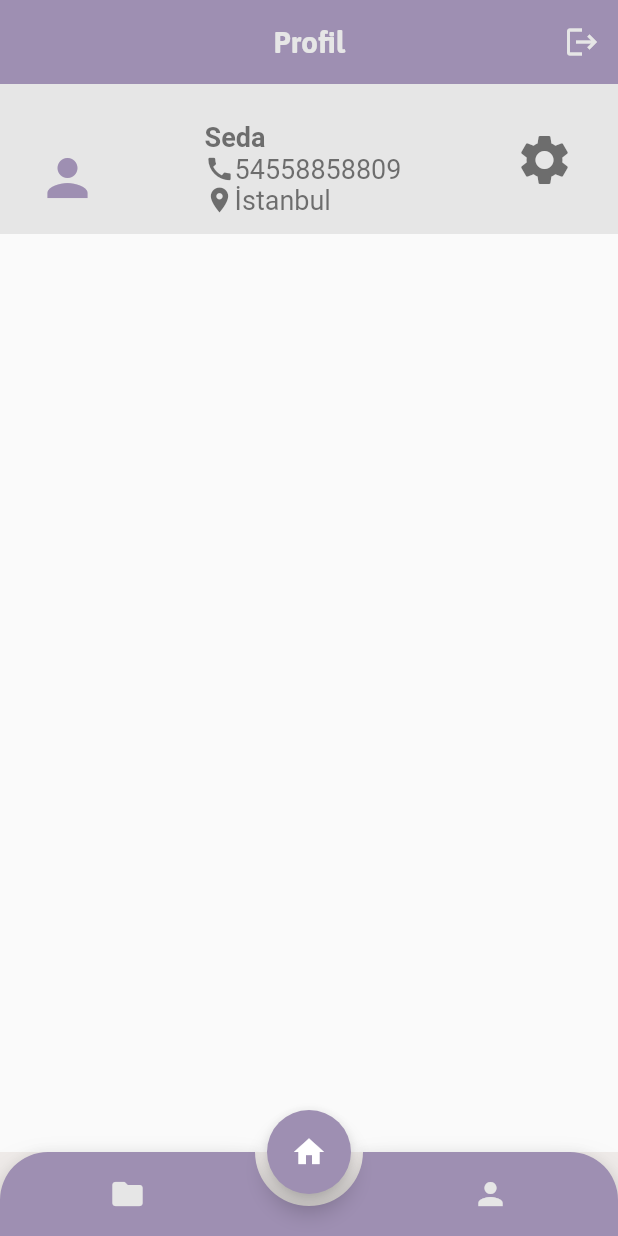
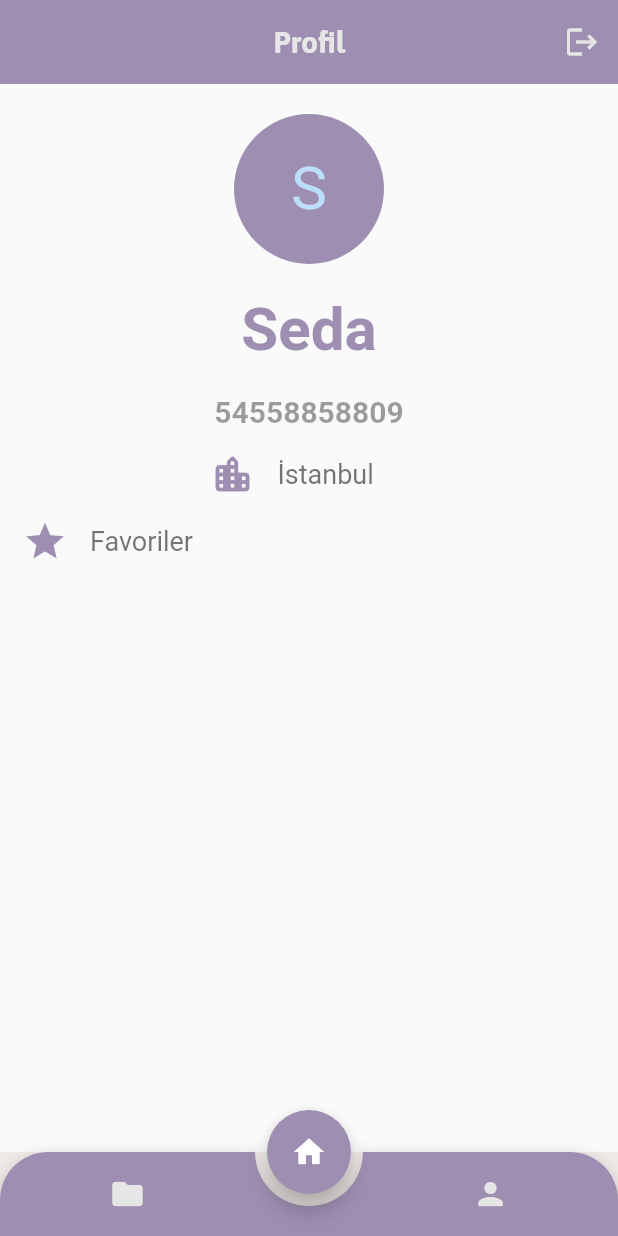
Before and after one commit to saltukozelgul/aya-flutter-v2, a Flutter app: the screen it shows once a user with an empty profile is signed in, item 2 of the bottom bar chosen, on a phone screen of 412 x 824 dp. Run offline on Flutter 3.47's test engine with Material 2 defaults, Android fonts, the phone set to English and light mode, and no system bars; drawn by our look-alikes of animated_bottom_navigation_bar; our stand-ins replace cached_network_image, cloud_firestore, firebase_auth, firebase_core, font_awesome_flutter, intl_phone_number_input; missing offline and left inert: latlng, map; accounts and stored records are empty.

Commit message:
added fav button and changed profile

```diff
--- a/lib/screens/listing/listing.dart
+++ b/lib/screens/listing/listing.dart
@@ -19,6 +19,7 @@ class Listing extends StatefulWidget {
 class _ListingState extends State<Listing> {
   ListingsModel? _listingsModel;
   bool isLoaded = false;
+  bool isFavorite = false;
   ListingsService _service = ListingsService();
 
   @override
@@ -41,6 +42,18 @@ class _ListingState extends State<Listing> {
       appBar: AppBar(
         title: const Text('İlan'),
         centerTitle: true,
+        actions: [
+          IconButton(
+            onPressed: () {
+              setState(() {
+                isFavorite = !isFavorite;
+              });
+            },
+            icon: Icon(
+              isFavorite ? Icons.favorite : Icons.favorite_border,
+            ),
+          ),
+        ],
       ),
       body: isLoaded
           ? _Ilan(
--- a/lib/screens/profile/profile.dart
+++ b/lib/screens/profile/profile.dart
@@ -16,66 +16,111 @@ class _ProfilePageState extends State<ProfilePage> {
     );
   }
 
-  Container _buildProfile(
-          BuildContext context, String user, String num, String loc) =>
-      Container(
-        //profil kısmı
-        height: 100,
-        decoration: const BoxDecoration(
-          color: AppColors.white,
-        ),
-        child: Padding(
-          padding: const EdgeInsets.only(left: 25, right: 25, top: 25),
-          child: Row(
-            mainAxisAlignment: MainAxisAlignment.spaceBetween,
-            children: [
-              const Icon(Icons.person, color: AppColors.primary, size: 40),
-              Column(
-                crossAxisAlignment: CrossAxisAlignment.start,
-                children: [
-                  Text(user,
-                      textAlign: TextAlign.left,
-                      style: Theme.of(context).textTheme.bodyMedium?.copyWith(
-                            fontSize: 18,
-                            color: AppColors.disable,
-                            fontWeight: FontWeight.bold,
-                          )),
-                  Row(
-                    children: [
-                      const Icon(Icons.call,
-                          color: AppColors.disable, size: 20),
-                      Text(num,
-                          textAlign: TextAlign.start,
-                          style:
-                              Theme.of(context).textTheme.bodyMedium?.copyWith(
-                                    fontSize: 18,
-                                    color: AppColors.disable,
-                                  )),
-                    ],
-                  ),
-                  Row(
-                    children: [
-                      const Icon(Icons.location_on,
-                          color: AppColors.disable, size: 20),
-                      Text(loc,
-                          textAlign: TextAlign.left,
-                          style:
-                              Theme.of(context).textTheme.bodyMedium?.copyWith(
-                                    fontSize: 18,
-                                    color: AppColors.disable,
-                                  )),
-                    ],
-                  ),
-                ],
-              ),
-              IconButton(
-                onPressed: () {},
-                icon: const Icon(Icons.settings,
-                    color: AppColors.disable, size: 40),
-                padding: const EdgeInsets.only(bottom: 40),
-              ),
-            ],
+  Column _buildProfile(
+          BuildContext context, String user, String phone, String loc) =>
+      Column(
+        children: [
+          _avatar(context),
+          _userName(context, user),
+          _userCom(context, phone),
+          _userLoc(context, loc),
+          _userStared(context),
+        ],
+      );
+
+  Padding _avatar(BuildContext context) {
+    return const Padding(
+      padding: EdgeInsets.only(top: 20.0),
+      child: Center(
+        child: CircleAvatar(
+          radius: 50,
+          backgroundColor: AppColors.primary,
+          child: Text(
+            "S",
+            style: TextStyle(fontSize: 40),
           ),
         ),
-      );
+      ),
+    );
+  }
+
+  Padding _userName(BuildContext context, String user) {
+    return Padding(
+      padding: const EdgeInsets.only(top: 20.0),
+      child: Center(
+        child: Text(
+          user,
+          style: Theme.of(context).textTheme.bodyMedium?.copyWith(
+                fontSize: 40,
+                fontWeight: FontWeight.w600,
+                color: Theme.of(context).primaryColor,
+              ),
+        ),
+      ),
+    );
+  }
+
+  Padding _userCom(BuildContext context, String phone) {
+    return Padding(
+      padding: const EdgeInsets.only(top: 20.0),
+      child: Center(
+        child: Text(
+          phone,
+          style: Theme.of(context).textTheme.bodyMedium?.copyWith(
+                fontSize: 20,
+                fontWeight: FontWeight.w600,
+                color: Theme.of(context).disabledColor,
+              ),
+        ),
+      ),
+    );
+  }
+
+  Padding _userLoc(BuildContext context, String loc) {
+    return Padding(
+      padding: const EdgeInsets.only(left: 125.0),
+      child: Row(
+        children: [
+          Expanded(
+            child: Row(children: [
+              const Padding(
+                  padding: EdgeInsets.only(top: 15, left: 15),
+                  child: Icon(Icons.location_city_rounded,
+                      color: AppColors.primary, size: 30)),
+              Padding(
+                padding: const EdgeInsets.only(top: 15, left: 15),
+                child: Text(loc,
+                    style: Theme.of(context).textTheme.bodyMedium?.copyWith(
+                          fontSize: 18,
+                          color: AppColors.disable,
+                        )),
+              ),
+            ]),
+          ),
+        ],
+      ),
+    );
+  }
+
+  Row _userStared(BuildContext context) {
+    return Row(
+      children: [
+        Expanded(
+          child: Row(children: [
+            const Padding(
+                padding: EdgeInsets.only(top: 15, left: 15),
+                child: Icon(Icons.star, color: AppColors.primary, size: 30)),
+            Padding(
+              padding: const EdgeInsets.only(top: 15, left: 15),
+              child: Text("Favoriler",
+                  style: Theme.of(context).textTheme.bodyMedium?.copyWith(
+                        fontSize: 18,
+                        color: AppColors.disable,
+                      )),
+            ),
+          ]),
+        ),
+      ],
+    );
+  }
 }
```
